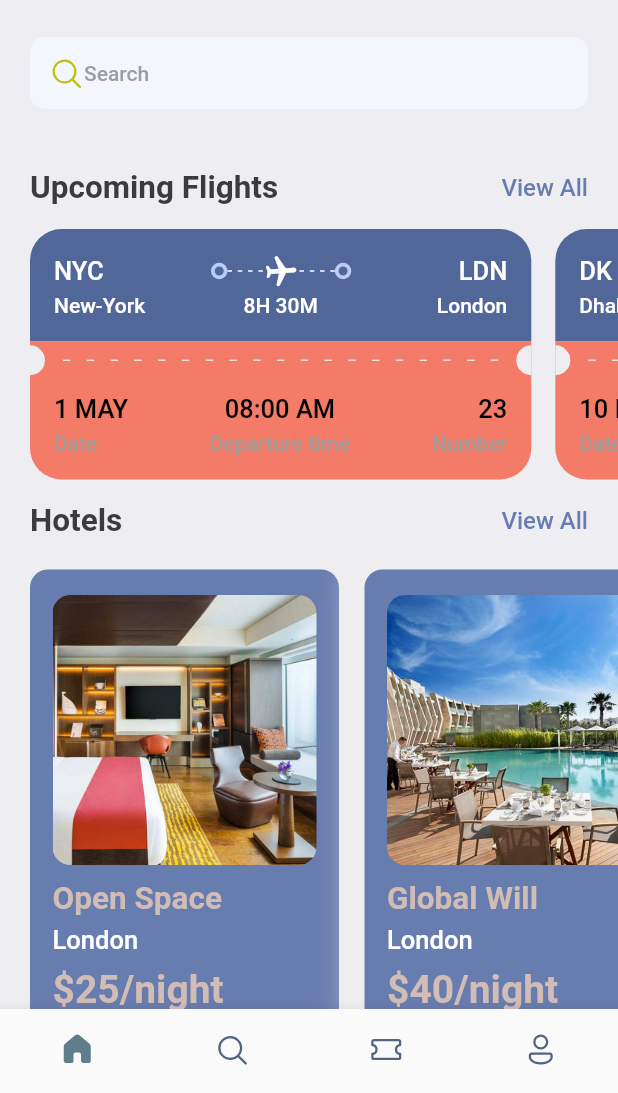
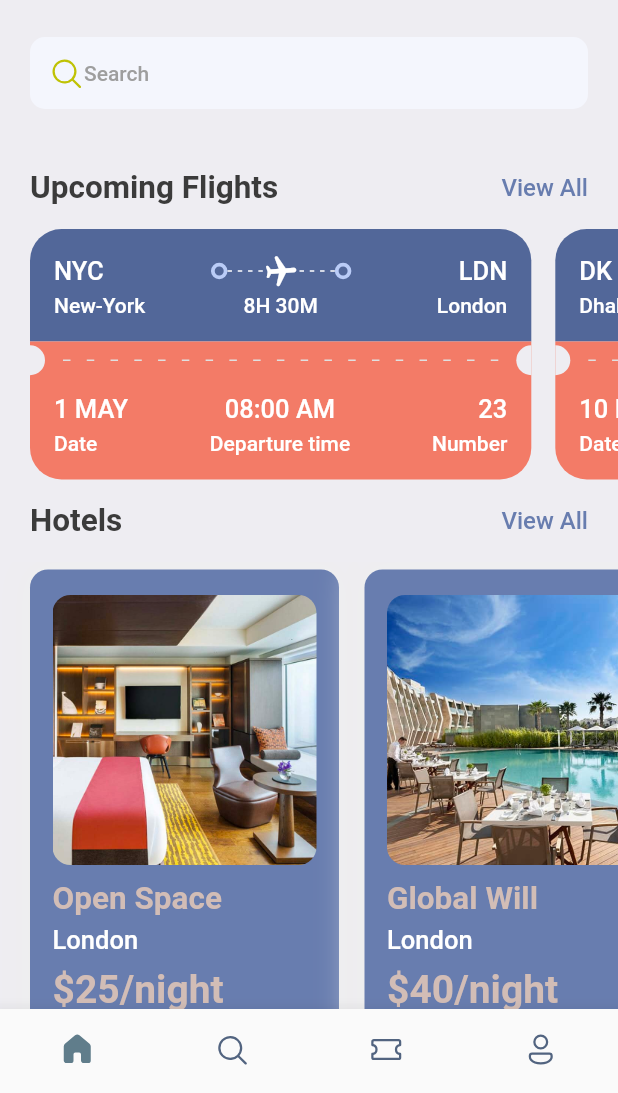
Before and after one commit to twentiecker/travel-app-flutter, a Flutter app: the screen it shows after launch, on a phone screen of 412 x 824 dp, the part 143-1236 px from its top. Run offline on Flutter 3.47's test engine with Material 2 defaults, Android fonts, the phone set to English and light mode, and no system bars; our stand-ins replace barcode_widget, fluentui_icons, gap, get.

Commit message:
modify isColor parameter and cleaning code

```diff
--- a/lib/screens/ticket_view.dart
+++ b/lib/screens/ticket_view.dart
@@ -2,7 +2,6 @@ import 'package:barcode_widget/barcode_widget.dart';
 import 'package:flutter/foundation.dart';
 import 'package:flutter/material.dart';
 import 'package:gap/gap.dart';
-import 'package:get/get_utils/src/platform/platform.dart';
 import '../utils/app_layout.dart';
 import '../utils/app_styles.dart';
 import '../widgets/column_widget.dart';
@@ -183,9 +182,9 @@ class TicketView extends StatelessWidget {
                     ),
                   ),
                   /* create line cut in the middle of ticket */
-                  Expanded(
+                  const Expanded(
                       child: Padding(
-                    padding: const EdgeInsets.all(12.0),
+                    padding: EdgeInsets.all(12.0),
                     child: AppDashLayoutWidget(isColor: true,),
                   )),
                   /* create half circle in the right side of ticket */
@@ -209,11 +208,11 @@ class TicketView extends StatelessWidget {
                   color: isColor == null ? Styles.orangeColor : Colors.white,
                   borderRadius: BorderRadius.only(
                       bottomLeft: isDetail == null
-                          ? Radius.circular(21)
-                          : Radius.circular(0),
+                          ? const Radius.circular(21)
+                          : const Radius.circular(0),
                       bottomRight: isDetail == null
-                          ? Radius.circular(21)
-                          : Radius.circular(0))),
+                          ? const Radius.circular(21)
+                          : const Radius.circular(0))),
               padding: const EdgeInsets.only(
                   left: 16, right: 16, top: 10, bottom: 16),
               child: Column(
@@ -225,17 +224,17 @@ class TicketView extends StatelessWidget {
                           alignment: CrossAxisAlignment.start,
                           topText: ticket['date'],
                           bottomText: 'Date',
-                          isColor: true),
+                          isColor: isColor),
                       AppColumn(
                           alignment: CrossAxisAlignment.center,
                           topText: ticket['departure_time'],
                           bottomText: 'Departure time',
-                          isColor: true),
+                          isColor: isColor),
                       AppColumn(
                           alignment: CrossAxisAlignment.end,
                           topText: '${ticket['number']}',
                           bottomText: 'Number',
-                          isColor: true),
+                          isColor: isColor),
                     ],
                   )
                 ],
@@ -250,14 +249,14 @@ class TicketView extends StatelessWidget {
                     left: 16, right: 16, top: 10, bottom: 16),
                 child: Column(
                   children: [
-                    Gap(4),
+                    const Gap(4),
                     Divider(
                       color: Colors.grey.shade500,
                     ),
-                    Gap(4),
+                    const Gap(4),
                     Row(
                       mainAxisAlignment: MainAxisAlignment.spaceBetween,
-                      children: [
+                      children: const [
                         AppColumn(
                           alignment: CrossAxisAlignment.start,
                           topText: 'Flutter Dash',
@@ -282,12 +281,12 @@ class TicketView extends StatelessWidget {
                     left: 16, right: 16, top: 10, bottom: 16),
                 child: Column(
                   children: [
-                    Gap(4),
-                    AppDashLayoutWidget(isColor: true,),
-                    Gap(10),
+                    const Gap(4),
+                    const AppDashLayoutWidget(isColor: true,),
+                    const Gap(10),
                     Row(
                       mainAxisAlignment: MainAxisAlignment.spaceBetween,
-                      children: [
+                      children: const [
                         AppColumn(
                           alignment: CrossAxisAlignment.start,
                           topText: '0055 444 77147',
@@ -312,9 +311,9 @@ class TicketView extends StatelessWidget {
                     left: 16, right: 16, top: 10, bottom: 16),
                 child: Column(
                   children: [
-                    Gap(10),
-                    AppDashLayoutWidget(isColor: true,),
-                    Gap(10),
+                    const Gap(10),
+                    const AppDashLayoutWidget(isColor: true,),
+                    const Gap(10),
                     Row(
                       mainAxisAlignment: MainAxisAlignment.spaceBetween,
                       children: [
@@ -342,7 +341,7 @@ class TicketView extends StatelessWidget {
                             )
                           ],
                         ),
-                        AppColumn(
+                        const AppColumn(
                             alignment: CrossAxisAlignment.end,
                             topText: '\$249.99',
                             bottomText: 'Price',
@@ -362,11 +361,11 @@ class TicketView extends StatelessWidget {
                     left: 16, right: 16, top: 10, bottom: 16),
                 child: Column(
                   children: [
-                    Gap(4),
+                    const Gap(4),
                     Divider(
                       color: Colors.grey.shade500,
                     ),
-                    Gap(15),
+                    const Gap(15),
                     ClipRRect(
                       borderRadius: BorderRadius.circular(15),
                       child: BarcodeWidget(
```
